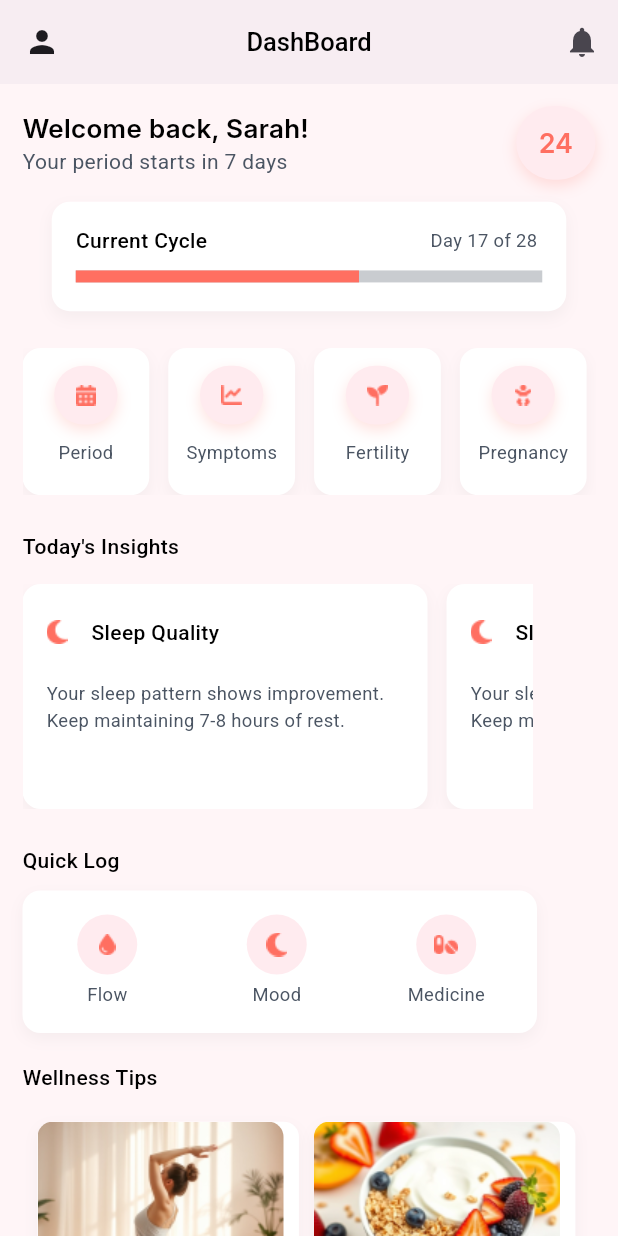
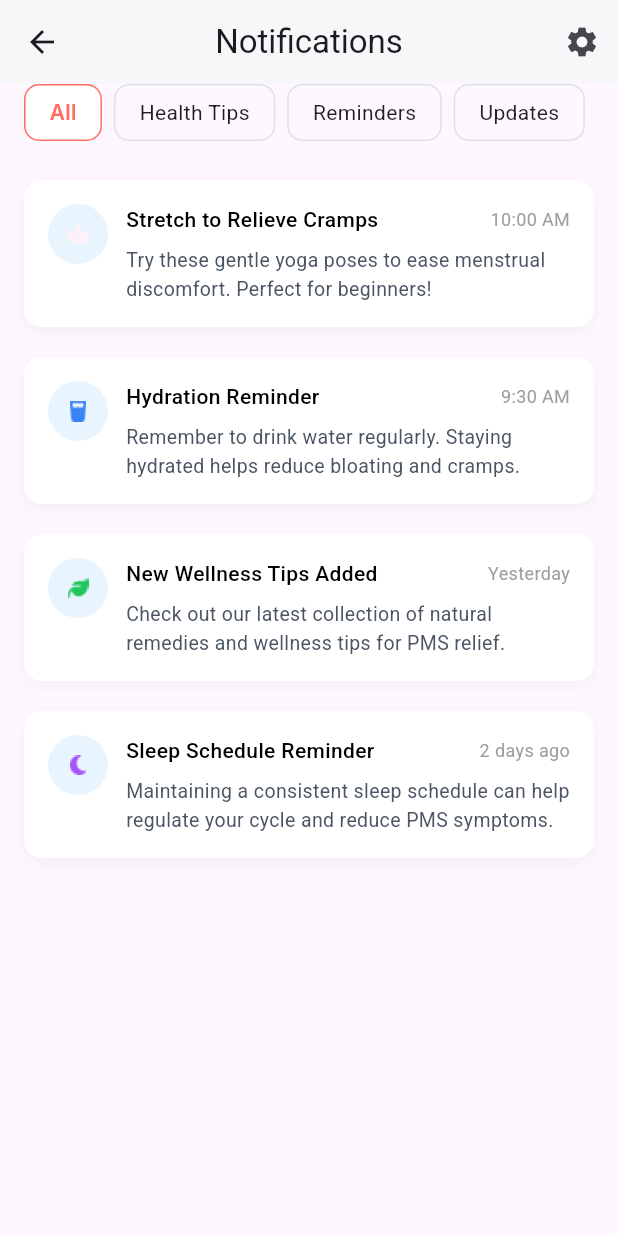
Before and after one commit to innovixiontech/sakhi_saheli_flutter, a Flutter app: the HomeScreen screen opened directly, after a tap on the "notifications" icon, on a phone screen of 412 x 824 dp. Run offline on Flutter 3.47's test engine with Material 3 defaults, Android fonts, the phone set to English and light mode, and no system bars; our stand-ins replace flutter_otp_text_field, flutter_screenutil, get, image_picker, logger, shared_preferences and 1 more; accounts and stored records are empty.

```diff
--- a/lib/Constant/app_images.dart
+++ b/lib/Constant/app_images.dart
@@ -52,4 +52,8 @@ class AppImages {
   final String greensIcon = "assets/images/greens_icon.png";
   final String grainsIcon = "assets/images/grains_icon.png";
   final String fruitsIcon = "assets/images/fruits_icon.png";
+  final String hyderationIcon = "assets/icons/hyderation_icon.png";
+  final String sleepScheduleIcon = "assets/icons/sleep_schedule_icon.png";
+  final String stretchRelieveIcon = "assets/icons/stretch_relieve_icon.png";
+  final String wellnessTipsIcon = "assets/icons/Wellness_tips_icon.png";
 }
--- a/lib/Constant/app_strings.dart
+++ b/lib/Constant/app_strings.dart
@@ -6,6 +6,7 @@ class AppStrings {
   }
 
   AppStrings._internal();
+
   // App name and branding
   final String appName = "Shakhi Shali";
   final String tagline = "Empowering Every Step of Your Journey";
@@ -162,8 +163,42 @@ class AppStrings {
   final String foodMixedBerriesTitle = "Mixed Berries";
   final String foodMixedBerriesDesc =
       "High in vitamin C and antioxidants, berries help stabilize mood and reduce inflammation during PMS.";
+
+  // 🔔 Notifications
+  final String notificationsTitle = "Notifications";
+
+  // Tabs
+  final String tabAll = "All";
+  final String tabHealthTips = "Health Tips";
+  final String tabReminders = "Reminders";
+  final String tabUpdates = "Updates";
+
+  // Notification: Stretch to Relieve Cramps
+  final String notifStretchTitle = "Stretch to Relieve Cramps";
+  final String notifStretchTime = "10:00 AM";
+  final String notifStretchDesc =
+      "Try these gentle yoga poses to ease menstrual discomfort. Perfect for beginners!";
+  final String notifStretchCTA = "View Poses →";
+
+  // Notification: Hydration Reminder
+  final String notifHydrationTitle = "Hydration Reminder";
+  final String notifHydrationTime = "9:30 AM";
+  final String notifHydrationDesc =
+      "Remember to drink water regularly. Staying hydrated helps reduce bloating and cramps.";
+
+  // Notification: New Wellness Tips Added
+  final String notifWellnessTitle = "New Wellness Tips Added";
+  final String notifWellnessTime = "Yesterday";
+  final String notifWellnessDesc =
+      "Check out our latest collection of natural remedies and wellness tips for PMS relief.";
+  final String notifWellnessCTA = "Read More →";
+
+  // Notification: Sleep Schedule Reminder
+  final String notifSleepTitle = "Sleep Schedule Reminder";
+  final String notifSleepTime = "2 days ago";
+  final String notifSleepDesc =
+      "Maintaining a consistent sleep schedule can help regulate your cycle and reduce PMS symptoms.";
 }
-
 // final String appName = " Sakhi Sali ";
 
 // final String login = 'Login';
--- a/lib/Controller/text_form_field_controller.dart
+++ b/lib/Controller/text_form_field_controller.dart
@@ -1,4 +1,5 @@
 import 'package:sakhi_sali/Import/custom_import.dart';
+
 
 class TextFieldController extends GetxController {
   bool isPasswordVisible = false;
--- a/lib/Routes/routeName.dart
+++ b/lib/Routes/routeName.dart
@@ -12,4 +12,5 @@ class RouteName {
   static String productDetails = "/productDetails";
   static String pmsFriendlyFood = "/pmsFriendlyFood";
   static String pmsYogaPoses = "/pmsYogaPoses";
+  static String notificationScreen = "/notificationScreen";
 }
--- a/lib/Routes/routes.dart
+++ b/lib/Routes/routes.dart
@@ -2,6 +2,7 @@ import "package:sakhi_sali/Import/custom_import.dart";
 import "package:sakhi_sali/View/auth/forgotPassword/forgot_password_screen.dart";
 import "package:sakhi_sali/View/auth/otp/verify_otp_screen.dart";
 import "package:sakhi_sali/View/bottomNav/Bottom_nav_screen.dart";
+import "package:sakhi_sali/View/notification/notification_screen.dart";
 import "package:sakhi_sali/View/pmsFood/pms_friendly_food_screen.dart";
 import "package:sakhi_sali/View/pmsYoga/pms_yoga_poses_screen.dart";
 
@@ -18,6 +19,10 @@ class AppRoutes {
       page: () => PmsFriendlyFoodScreen(),
     ),
     GetPage(name: RouteName.pmsYogaPoses, page: () => PmsYogaPoses()),
+    GetPage(
+      name: RouteName.notificationScreen,
+      page: () => NotificationScreen(),
+    ),
     // GetPage(name: RouteName.categoryPage, page: () => CategoryPage()),
     // GetPage(name: RouteName.profilePage, page: () => Profile()),
     // GetPage(
--- a/lib/View/home/home_screen.dart
+++ b/lib/View/home/home_screen.dart
@@ -1,6 +1,7 @@
 import 'package:sakhi_sali/Import/custom_import.dart';
 import 'package:sakhi_sali/Routes/routes.dart';
 import 'package:sakhi_sali/View/home/controller/home_controller.dart';
+import 'package:sakhi_sali/View/notification/notification_screen.dart';
 
 import '../bottomNav/bottom_nav_controller.dart';
 
@@ -31,7 +32,13 @@ class HomeScreen extends StatelessWidget {
           onLeadingTap: () {
             Get.find<BottomNavController>().currentIndex.value = 3;
           },
-          onTrailingTap: () {},
+          onTrailingTap: () {
+            Get.to(() => NotificationScreen());
+            // Navigator.push(
+            //   context,
+            //   MaterialPageRoute(builder: (context) => NotificationScreen()),
+            // );
+          },
         ),
         body: SingleChildScrollView(
           child: Padding(
--- /dev/null
+++ b/lib/View/notification/controller/notification_controller.dart
@@ -0,0 +1,37 @@
+import 'package:get/get.dart';
+import 'package:sakhi_sali/Constant/app_images.dart';
+import 'package:sakhi_sali/Constant/app_strings.dart';
+
+class NotificationController extends GetxController {
+  RxInt selectedIndex = 0.obs;
+
+  final List<String> tabs = ['All', 'Health Tips', 'Reminders', 'Updates'];
+
+  // notification card items
+  final List<Map<String, dynamic>> notificationCardItem = [
+    {
+      'image': AppImages().stretchRelieveIcon,
+      'title': AppStrings().notifStretchTitle,
+      'subtitle': AppStrings().notifStretchDesc,
+      'time': AppStrings().notifStretchTime,
+    },
+    {
+      'image': AppImages().hyderationIcon,
+      'title': AppStrings().notifHydrationTitle,
+      'subtitle': AppStrings().notifHydrationDesc,
+      'time': AppStrings().notifHydrationTime,
+    },
+    {
+      'image': AppImages().wellnessTipsIcon,
+      'title': AppStrings().notifWellnessTitle,
+      'subtitle': AppStrings().notifWellnessDesc,
+      'time': AppStrings().notifWellnessTime,
+    },
+    {
+      'image': AppImages().sleepScheduleIcon,
+      'title': AppStrings().notifSleepTitle,
+      'subtitle': AppStrings().notifSleepDesc,
+      'time': AppStrings().notifSleepTime,
+    },
+  ];
+}
--- /dev/null
+++ b/lib/View/notification/notification_screen.dart
@@ -0,0 +1,123 @@
+import 'package:flutter/material.dart';
+import 'package:get/get.dart';
+import 'package:sakhi_sali/Import/custom_import.dart';
+import 'package:sakhi_sali/View/notification/controller/notification_controller.dart';
+import '../widgets/notification_card.dart';
+
+class NotificationScreen extends StatelessWidget {
+  const NotificationScreen({super.key});
+
+  @override
+  Widget build(BuildContext context) {
+    final controller = Get.put(NotificationController());
+    return Scaffold(
+      appBar: CustomAppBar(
+        title: Text(AppStrings().notificationsTitle),
+        trailingIcon: Icon(Icons.settings),
+      ),
+      body: Column(
+        children: [
+          // tab Bar
+          _buildTabBar(controller),
+          SizedBox(height: 16),
+
+          //  Content based on selected tab
+          _buildTabContent(controller),
+        ],
+      ),
+    );
+  }
+
+  //  Custom Tab Bar
+  Widget _buildTabBar(NotificationController controller) {
+    return Obx(
+      () => Padding(
+        padding: const EdgeInsets.symmetric(horizontal: 16),
+        child: SingleChildScrollView(
+          scrollDirection: Axis.horizontal,
+          child: Row(
+            children: List.generate(controller.tabs.length, (index) {
+              final isSelected = controller.selectedIndex.value == index;
+              return Padding(
+                padding: const EdgeInsets.only(right: 8.0),
+                child: GestureDetector(
+                  onTap: () => controller.selectedIndex.value = index,
+                  child: Container(
+                    padding: EdgeInsets.symmetric(horizontal: 16, vertical: 8),
+                    decoration: BoxDecoration(
+                      color: isSelected ? Colors.white : Colors.transparent,
+                      borderRadius: BorderRadius.circular(10),
+                      border: Border.all(
+                        color: isSelected
+                            ? AppColors.primaryRed
+                            : Colors.grey.shade300,
+                      ),
+                    ),
+                    child: Text(
+                      controller.tabs[index],
+                      style: TextStyle(
+                        color: isSelected
+                            ? AppColors.primaryRed
+                            : Colors.black87,
+                        fontWeight: isSelected
+                            ? FontWeight.bold
+                            : FontWeight.normal,
+                      ),
+                    ),
+                  ),
+                ),
+              );
+            }),
+          ),
+        ),
+      ),
+    );
+  }
+
+  //  Content Logic Based on Selected Tab
+  Widget _buildTabContent(NotificationController controller) {
+    return Expanded(
+      child: Obx(() {
+        int selectedIndex = controller.selectedIndex.value;
+
+        if (selectedIndex == 0) {
+          // Tab 0: All Notifications
+          return ListView.builder(
+            padding: const EdgeInsets.symmetric(horizontal: 16),
+            itemCount: controller.notificationCardItem.length,
+            itemBuilder: (context, index) {
+              final notification = controller.notificationCardItem[index];
+              return NotificationCard(
+                icon: Image.asset(notification['image'], width: 24, height: 24),
+                title: notification['title'],
+                subtitle: notification['subtitle'],
+                time: notification['time'],
+              );
+            },
+          );
+        } else if (selectedIndex == 1) {
+          return _buildCenteredText("This is Health Tips");
+        } else if (selectedIndex == 2) {
+          return _buildCenteredText("This is Reminder");
+        } else if (selectedIndex == 3) {
+          return _buildCenteredText("This is Updates");
+        } else {
+          return _buildCenteredText("No content available");
+        }
+      }),
+    );
+  }
+
+  Widget _buildCenteredText(String text) {
+    return Center(
+      child: Text(
+        text,
+        style: TextStyle(
+          fontSize: 18,
+          fontWeight: FontWeight.bold,
+          color: Colors.black87,
+        ),
+      ),
+    );
+  }
+}
--- /dev/null
+++ b/lib/View/widgets/notification_card.dart
@@ -0,0 +1,83 @@
+import 'package:sakhi_sali/Import/custom_import.dart';
+
+class NotificationCard extends StatelessWidget {
+  final Widget icon;
+  final String title;
+  final String subtitle;
+  final String time;
+
+  const NotificationCard({
+    required this.icon,
+    required this.title,
+    required this.subtitle,
+    required this.time,
+  });
+
+  @override
+  Widget build(BuildContext context) {
+    return Container(
+      margin: EdgeInsetsGeometry.symmetric(vertical: 10),
+      padding: EdgeInsets.all(16),
+      decoration: BoxDecoration(
+        color: AppColors.white,
+        borderRadius: BorderRadius.circular(12),
+        boxShadow: [
+          BoxShadow(
+            color: Colors.grey.withOpacity(0.1),
+            blurRadius: 8,
+            offset: Offset(0, 4),
+          ),
+        ],
+      ),
+      child: Row(
+        crossAxisAlignment: CrossAxisAlignment.start,
+        children: [
+          Container(
+            padding: EdgeInsets.all(8),
+            decoration: BoxDecoration(
+              color: Colors.blue.withOpacity(0.1),
+              shape: BoxShape.circle,
+            ),
+            child: icon,
+          ),
+          SizedBox(width: 12),
+          Expanded(
+            child: Column(
+              crossAxisAlignment: CrossAxisAlignment.start,
+              children: [
+                Row(
+                  children: [
+                    Expanded(
+                      child: Text(
+                        title,
+                        style: AppTextStyles().robotoMediumStyle.copyWith(
+                          fontSize: 14,
+                          color: AppColors.black,
+                        ),
+                      ),
+                    ),
+                    Text(
+                      time,
+                      style: AppTextStyles().robotoRegularStyle.copyWith(
+                        fontSize: 12,
+                        color: Colors.grey,
+                      ),
+                    ),
+                  ],
+                ),
+                SizedBox(height: 8),
+                Text(
+                  subtitle,
+                  style: AppTextStyles().robotoRegularStyle.copyWith(
+                    fontSize: 13,
+                    color: AppColors.darkGrey,
+                  ),
+                ),
+              ],
+            ),
+          ),
+        ],
+      ),
+    );
+  }
+}
```
Also changed, not shown: assets/icons/Wellness_tips_icon.png (added), assets/icons/hyderation_icon.png (added), assets/icons/sleep_schedule_icon.png (added), assets/icons/stretch_relieve_icon.png (added).
